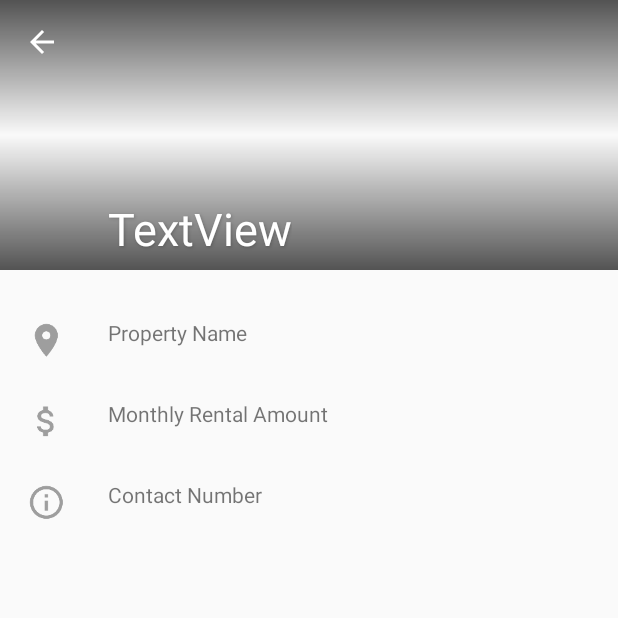
After one commit to lowkaweiken/Rentasaur2, an Android app: the TenantProfile screen opened directly, with no data from a screen before it, on a phone screen of 412 x 824 dp, the top half of it. The commit adds this screen. Run offline under Robolectric (Android 15) with nearby library versions, the phone set to English and light mode, and no system bars; our stand-ins replace Firebase (no records; nobody signed in at launch, a user with empty details on screens opened directly).

Commit message:
Tenant Profile working

```diff
--- a/app/build.gradle
+++ b/app/build.gradle
@@ -54,4 +54,5 @@ dependencies {
 
 
 
+
 apply plugin: 'com.google.gms.google-services'
--- a/app/src/main/java/com/example/kenlow/rentasaur2/NewTenantActivity.java
+++ b/app/src/main/java/com/example/kenlow/rentasaur2/NewTenantActivity.java
@@ -103,7 +103,7 @@ public class NewTenantActivity extends AppCompatActivity {
                     tenantMap.put("tenant_name", tenantName);
                     tenantMap.put("tenant_phone", tenantPhone);
                     tenantMap.put("property_id", property_id);
-                    tenantMap.put("property_name", property_name);
+                    tenantMap.put("tenant_property", property_name);
                     tenantMap.put("user_id", current_user_id);
 
                     firebaseFirestore.collection("Tenant")
--- /dev/null
+++ b/app/src/main/java/com/example/kenlow/rentasaur2/TenantProfile.java
@@ -0,0 +1,70 @@
+package com.example.kenlow.rentasaur2;
+
+import android.support.v7.app.AppCompatActivity;
+import android.os.Bundle;
+import android.support.v7.widget.Toolbar;
+import android.widget.TextView;
+
+import com.google.firebase.firestore.FirebaseFirestore;
+
+import java.util.List;
+
+public class TenantProfile extends AppCompatActivity {
+
+    private Toolbar Tenant_profile_toolbar;
+    private static final String TAG = "TenantProfile";
+    private FirebaseFirestore firebaseFirestore;
+    public List<TenantPost> tenant_list;
+    public String property_id;
+    public String tenant_id;
+    public String property_name;
+    public String tenant_name;
+
+
+    @Override
+    protected void onCreate(Bundle savedInstanceState) {
+        super.onCreate(savedInstanceState);
+        setContentView(R.layout.activity_tenant_profile);
+
+        Tenant_profile_toolbar = findViewById(R.id.tenant_profile_toolbar);
+        setSupportActionBar(Tenant_profile_toolbar);
+        getSupportActionBar().setDisplayShowTitleEnabled(false);
+        getSupportActionBar().setDisplayHomeAsUpEnabled(true);
+
+        firebaseFirestore = FirebaseFirestore.getInstance();
+
+        getIncomingIntent();
+
+    }
+
+    private void getIncomingIntent() {
+
+        if(getIntent().hasExtra("tenant_id")
+                && getIntent().hasExtra("tenant_name")
+                && getIntent().hasExtra("tenant_property")
+                && getIntent().hasExtra("tenant_phone")){
+
+            String tenantID = getIntent().getStringExtra("tenant_id");
+
+            String tenantName = getIntent().getStringExtra("tenant_name");
+            String tenantProperty = getIntent().getStringExtra("tenant_property");
+            String tenantPhone = getIntent().getStringExtra("tenant_phone");
+
+            setTenantProfile(tenantName, tenantProperty, tenantPhone);
+
+        }
+
+
+    }
+
+    private void setTenantProfile(String tenantName, String tenantProperty, String tenantPhone) {
+        TextView tenant_profile_name = findViewById(R.id.tenant_profile_name);
+        tenant_profile_name.setText(tenantName);
+
+        TextView tenant_profile_property = findViewById(R.id.tenant_profile_property);
+        tenant_profile_property.setText(tenantProperty);
+
+        TextView tenant_profile_phone = findViewById(R.id.tenant_profile_phone);
+        tenant_profile_phone.setText(tenantPhone);
+    }
+}
--- /dev/null
+++ b/app/src/main/res/layout/activity_tenant_profile.xml
@@ -0,0 +1,110 @@
+<?xml version="1.0" encoding="utf-8"?>
+<android.support.constraint.ConstraintLayout xmlns:android="http://schemas.android.com/apk/res/android"
+    xmlns:app="http://schemas.android.com/apk/res-auto"
+    xmlns:tools="http://schemas.android.com/tools"
+    android:layout_width="match_parent"
+    android:layout_height="match_parent"
+    android:orientation="vertical"
+    tools:context="com.example.kenlow.rentasaur2.PropertyProfile"
+    tools:layout_editor_absoluteY="25dp">
+
+    <FrameLayout
+        android:id="@+id/frameLayout"
+        android:layout_width="match_parent"
+        android:layout_height="180dp">
+
+        <View
+            android:layout_width="match_parent"
+            android:layout_height="match_parent"
+            android:background="@drawable/gradient_shape" />
+
+    </FrameLayout>
+
+
+    <TextView
+        android:id="@+id/tenant_profile_name"
+        android:layout_width="wrap_content"
+        android:layout_height="40dp"
+        android:layout_marginBottom="8dp"
+        android:layout_marginStart="72dp"
+        android:shadowColor="@color/cardview_shadow_start_color"
+        android:shadowDx="1"
+        android:shadowDy="1"
+        android:shadowRadius="2"
+        android:text="TextView"
+        android:textAppearance="@style/TextAppearance.AppCompat.Display1"
+        android:textColor="@android:color/white"
+        android:textSize="30sp"
+        app:layout_constraintBottom_toBottomOf="@+id/frameLayout"
+        app:layout_constraintStart_toStartOf="parent" />
+
+    <ImageView
+        android:id="@+id/address_icon"
+        android:layout_width="30dp"
+        android:layout_height="30dp"
+        android:layout_marginStart="16dp"
+        android:layout_marginTop="32dp"
+        app:layout_constraintStart_toStartOf="parent"
+        app:layout_constraintTop_toBottomOf="@+id/frameLayout"
+        app:srcCompat="@mipmap/ic_address" />
+
+    <TextView
+        android:id="@+id/tenant_profile_property"
+        android:layout_width="270dp"
+        android:layout_height="wrap_content"
+        android:layout_marginStart="72dp"
+        android:text="Property Name"
+        app:layout_constraintStart_toStartOf="parent"
+        app:layout_constraintTop_toTopOf="@+id/address_icon" />
+
+    <ImageView
+        android:id="@+id/rental_icon"
+        android:layout_width="30dp"
+        android:layout_height="30dp"
+        android:layout_marginStart="16dp"
+        android:layout_marginTop="24dp"
+        app:layout_constraintStart_toStartOf="parent"
+        app:layout_constraintTop_toBottomOf="@+id/address_icon"
+        app:srcCompat="@mipmap/ic_rental" />
+
+    <TextView
+        android:id="@+id/tenant_profile_rental"
+        android:layout_width="wrap_content"
+        android:layout_height="wrap_content"
+        android:layout_marginStart="72dp"
+        android:text="Monthly Rental Amount"
+        app:layout_constraintStart_toStartOf="parent"
+        app:layout_constraintTop_toTopOf="@+id/rental_icon" />
+
+    <ImageView
+        android:id="@+id/info_icon"
+        android:layout_width="30dp"
+        android:layout_height="30dp"
+        android:layout_marginStart="16dp"
+        android:layout_marginTop="24dp"
+        app:layout_constraintStart_toStartOf="parent"
+        app:layout_constraintTop_toBottomOf="@+id/rental_icon"
+        app:srcCompat="@mipmap/ic_extra_info" />
+
+    <TextView
+        android:id="@+id/tenant_profile_phone"
+        android:layout_width="270dp"
+        android:layout_height="wrap_content"
+        android:layout_marginStart="72dp"
+        android:text="Contact Number"
+        app:layout_constraintStart_toStartOf="parent"
+        app:layout_constraintTop_toTopOf="@+id/info_icon" />
+
+    <android.support.v7.widget.Toolbar
+        android:id="@+id/tenant_profile_toolbar"
+        android:layout_width="0dp"
+        android:layout_height="wrap_content"
+        android:background="@null"
+        android:elevation="0dp"
+        android:minHeight="?attr/actionBarSize"
+        android:theme="@style/ThemeOverlay.AppCompat.Dark.ActionBar"
+        app:layout_constraintEnd_toEndOf="parent"
+        app:layout_constraintStart_toStartOf="parent"
+        app:layout_constraintTop_toTopOf="parent" />
+
+</android.support.constraint.ConstraintLayout>
```
Also changed, not shown: app/src/main/AndroidManifest.xml (+5 -3 lines), app/src/main/java/com/example/kenlow/rentasaur2/TenantPost.java (+9 -1 lines), app/src/main/java/com/example/kenlow/rentasaur2/TenantRecyclerAdapter.java (+23 -4 lines), app/src/main/res/layout/tenant_list_item.xml (+10 -0 lines).
